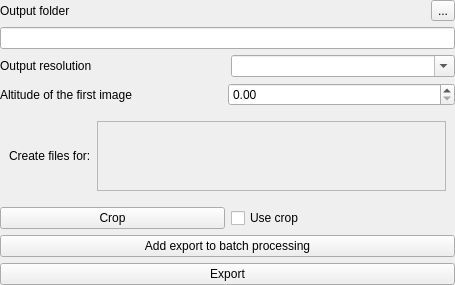
iVS3D/iVS3D, file iVS3D/src/iVS3D-core/view/exportwidget.ui: the form before one commit.
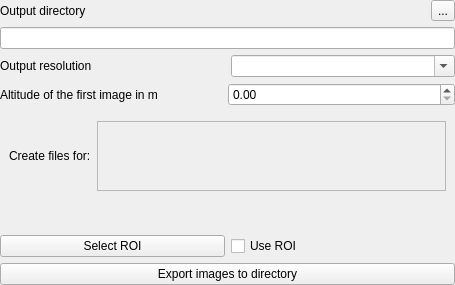
The form after the commit.

```diff
--- a/iVS3D/src/iVS3D-core/view/exportwidget.ui
+++ b/iVS3D/src/iVS3D-core/view/exportwidget.ui
@@ -46,7 +46,7 @@
      <item>
       <widget class="QLabel" name="label">
        <property name="text">
-        <string>Output folder</string>
+        <string>Output directory</string>
        </property>
       </widget>
      </item>
@@ -110,7 +110,7 @@
         <item>
          <widget class="QLabel" name="label_4">
           <property name="text">
-           <string>Altitude of the first image</string>
+           <string>Altitude of the first image in m</string>
           </property>
          </widget>
         </item>
@@ -203,32 +203,19 @@
         <string>Define ROI for export</string>
        </property>
        <property name="text">
-        <string>Crop</string>
+        <string>Select ROI</string>
        </property>
       </widget>
      </item>
      <item>
       <widget class="QCheckBox" name="checkBox">
        <property name="text">
-        <string>Use crop</string>
+        <string>Use ROI</string>
        </property>
       </widget>
      </item>
     </layout>
    </item>
-   <item>
-    <widget class="QPushButton" name="pushButton_addAuto">
-     <property name="sizePolicy">
-      <sizepolicy hsizetype="Minimum" vsizetype="Fixed">
-       <horstretch>0</horstretch>
-       <verstretch>0</verstretch>
-      </sizepolicy>
-     </property>
-     <property name="text">
-      <string>Add export to batch processing</string>
-     </property>
-    </widget>
-   </item>
    <item>
     <layout class="QHBoxLayout" name="horizontalLayout">
      <item>
@@ -243,7 +230,7 @@
         <string>Export keyframes to output folder</string>
        </property>
        <property name="text">
-        <string>Export</string>
+        <string>Export images to directory</string>
        </property>
       </widget>
      </item>
```
Left out of the diff: 4 changed lines with no effect on the pictures.
